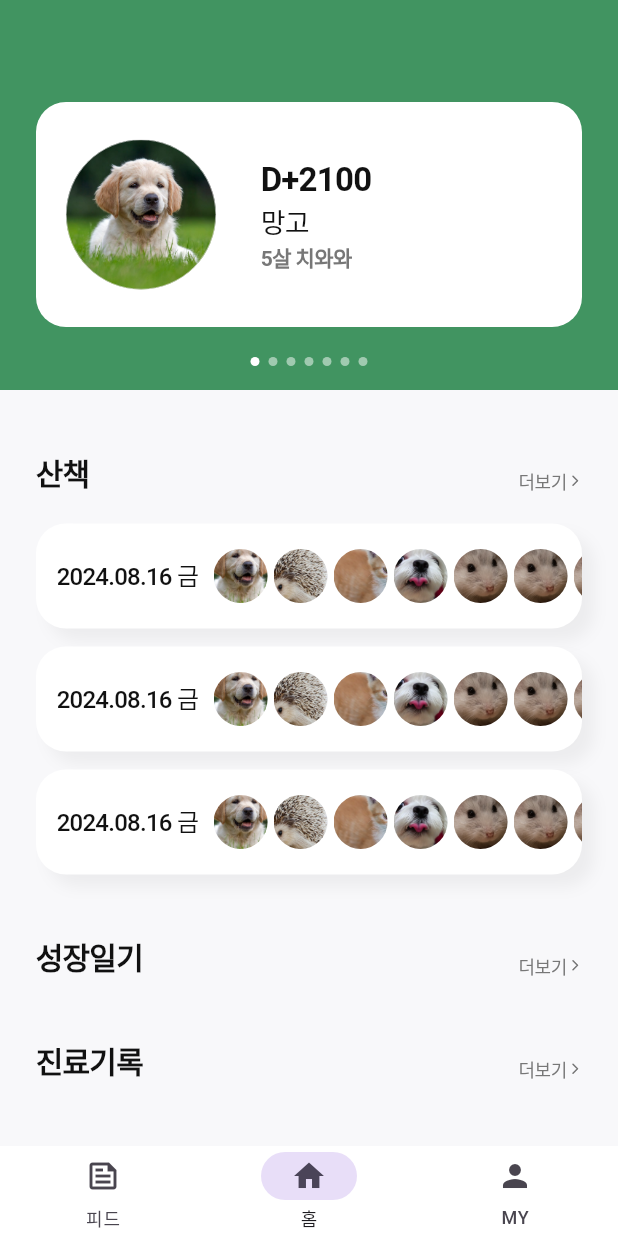
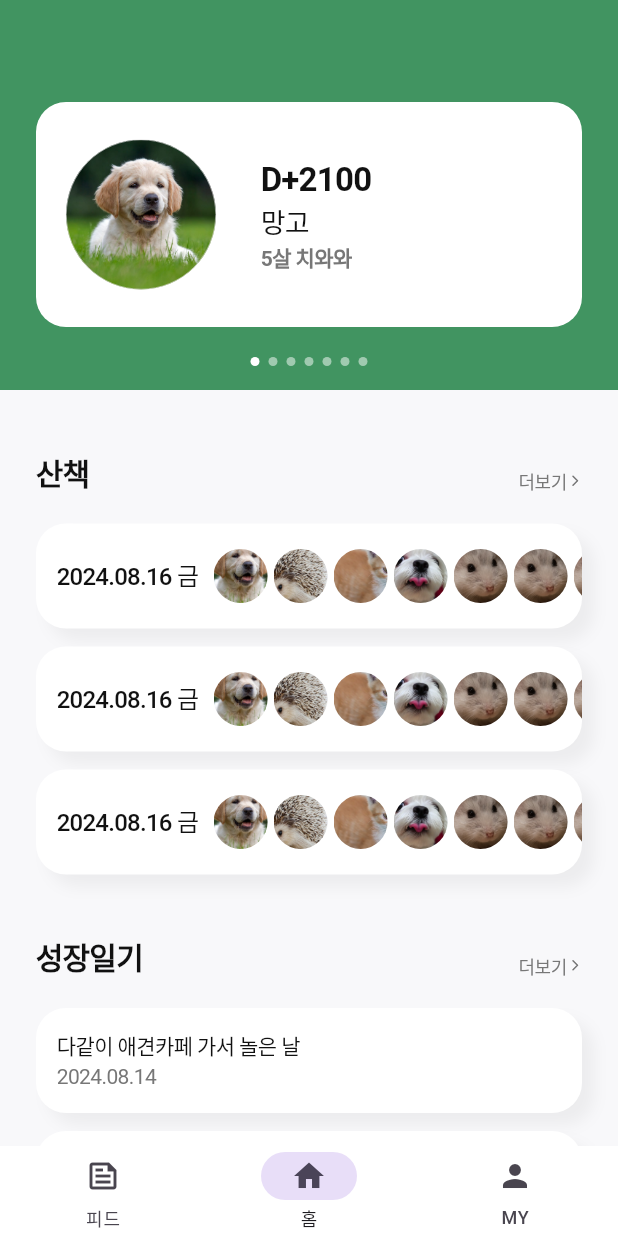
Before and after one commit to zzikbu/petdays, a Flutter app: the screen it shows after launch, on a phone screen of 412 x 824 dp. Run offline on Flutter 3.47's test engine with Material 3 defaults, Android fonts, the phone set to English and light mode, and no system bars; drawn by our look-alikes of carousel_slider, smooth_page_indicator; our stand-ins replace flutter_svg; Roboto replaces fonts that are missing (Pretendard).

Commit message:
feat: 홈화면 성장일기 UI 구현

```diff
--- a/lib/home/home_page.dart
+++ b/lib/home/home_page.dart
@@ -1,6 +1,7 @@
 import 'package:carousel_slider/carousel_slider.dart';
 import 'package:flutter/material.dart';
 import 'package:pet_log/components/home_section_header.dart';
+import 'package:pet_log/diary/diary_detail_page.dart';
 import 'package:pet_log/medical/medical_home_page.dart';
 import 'package:pet_log/pallete.dart';
 import 'package:pet_log/walk/walk_home_page.dart';
@@ -8,6 +9,7 @@ import 'package:smooth_page_indicator/smooth_page_indicator.dart';
 
 import '../diary/diary_home_page.dart';
 import '../dummy.dart';
+import '../walk/walk_detail_page.dart';
 
 class HomePage extends StatefulWidget {
   const HomePage({super.key});
@@ -196,7 +198,16 @@ class _HomePageState extends State<HomePage> {
                                 ? 3
                                 : dummyPets.length, // 최대 3개의 아이템 표시
                             (index) {
-                              return Container(
+                              return GestureDetector(
+                                onTap: () {
+                                  Navigator.push(
+                                    context,
+                                    MaterialPageRoute(
+                                      builder: (context) => WalkDetailPage(),
+                                    ),
+                                  );
+                                },
+                                child: Container(
                                   margin: EdgeInsets.only(bottom: 12),
                                   height: 70,
                                   decoration: BoxDecoration(
@@ -250,11 +261,14 @@ class _HomePageState extends State<HomePage> {
                                       ),
                                     ],
                                   ),
+                                ),
                               );
                             },
                           ),
                         ),
                   SizedBox(height: 28),
+                  Column(
+                    children: [
                       HomeSectionHeader(
                         title: '성장일기',
                         onTap: () {
@@ -264,6 +278,105 @@ class _HomePageState extends State<HomePage> {
                                 builder: (context) => DiaryHomePage()),
                           );
                         },
+                      ),
+                      SizedBox(height: 20),
+                      if (dummyPets.isEmpty)
+                        Container(
+                          margin: EdgeInsets.only(bottom: 12),
+                          height: 70,
+                          decoration: BoxDecoration(
+                            color: Pallete.white,
+                            borderRadius: BorderRadius.circular(20),
+                            boxShadow: [
+                              BoxShadow(
+                                color: Pallete.black.withOpacity(0.05),
+                                offset: Offset(8, 8),
+                                blurRadius: 8,
+                              ),
+                            ],
+                          ),
+                          child: Center(
+                            child: Text(
+                              "성장일기가 없습니다",
+                              style: TextStyle(
+                                fontFamily: 'Pretendard',
+                                fontWeight: FontWeight.w500,
+                                fontSize: 12,
+                                color: Pallete.mediumGray,
+                                letterSpacing: -0.4,
+                              ),
+                            ),
+                          ),
+                        )
+                      else
+                        Column(
+                          children: List.generate(
+                            dummyPets.length > 3
+                                ? 3
+                                : dummyPets.length, // 최대 3개의 아이템 표시
+                            (index) {
+                              return GestureDetector(
+                                onTap: () {
+                                  Navigator.push(
+                                    context,
+                                    MaterialPageRoute(
+                                      builder: (context) => DiaryDetailPage(),
+                                    ),
+                                  );
+                                },
+                                child: Container(
+                                  margin: EdgeInsets.only(bottom: 12),
+                                  height: 70,
+                                  width: double.infinity,
+                                  decoration: BoxDecoration(
+                                    color: Pallete.white,
+                                    borderRadius: BorderRadius.circular(20),
+                                    boxShadow: [
+                                      BoxShadow(
+                                        color: Pallete.black.withOpacity(0.05),
+                                        offset: Offset(8, 8),
+                                        blurRadius: 8,
+                                      ),
+                                    ],
+                                  ),
+                                  child: Padding(
+                                    padding: const EdgeInsets.symmetric(
+                                        horizontal: 14),
+                                    child: Column(
+                                      mainAxisAlignment:
+                                          MainAxisAlignment.center,
+                                      crossAxisAlignment:
+                                          CrossAxisAlignment.start,
+                                      children: [
+                                        Text(
+                                          "다같이 애견카페 가서 놀은 날",
+                                          style: TextStyle(
+                                            fontFamily: 'Pretendard',
+                                            fontWeight: FontWeight.w500,
+                                            fontSize: 14,
+                                            color: Pallete.black,
+                                            letterSpacing: -0.4,
+                                          ),
+                                        ),
+                                        Text(
+                                          "2024.08.14",
+                                          style: TextStyle(
+                                            fontFamily: 'Pretendard',
+                                            fontWeight: FontWeight.w400,
+                                            fontSize: 14,
+                                            color: Pallete.mediumGray,
+                                            letterSpacing: -0.4,
+                                          ),
+                                        ),
+                                      ],
+                                    ),
+                                  ),
+                                ),
+                              );
+                            },
+                          ),
+                        ),
+                    ],
                   ),
                   SizedBox(height: 40),
                   HomeSectionHeader(
```
Lines whose indentation alone changed are shown as unchanged.
